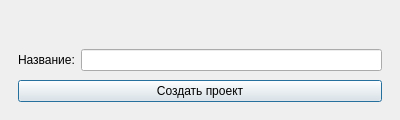
The window that ui_files/project_creation_dialog.ui (leonorino/time-tracker) describes before a commit, drawn with Qt 5.
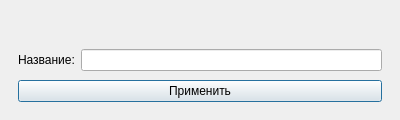
The same window after the commit.

Commit message: Небольшое изменение в .ui файл диалога редактирования проекта

The edit to the form file:
```diff
--- a/ui_files/project_creation_dialog.ui
+++ b/ui_files/project_creation_dialog.ui
@@ -70,7 +70,7 @@
      <item>
       <widget class="QPushButton" name="create_button">
        <property name="text">
-        <string>Создать проект</string>
+        <string>Применить</string>
        </property>
       </widget>
      </item>
```
